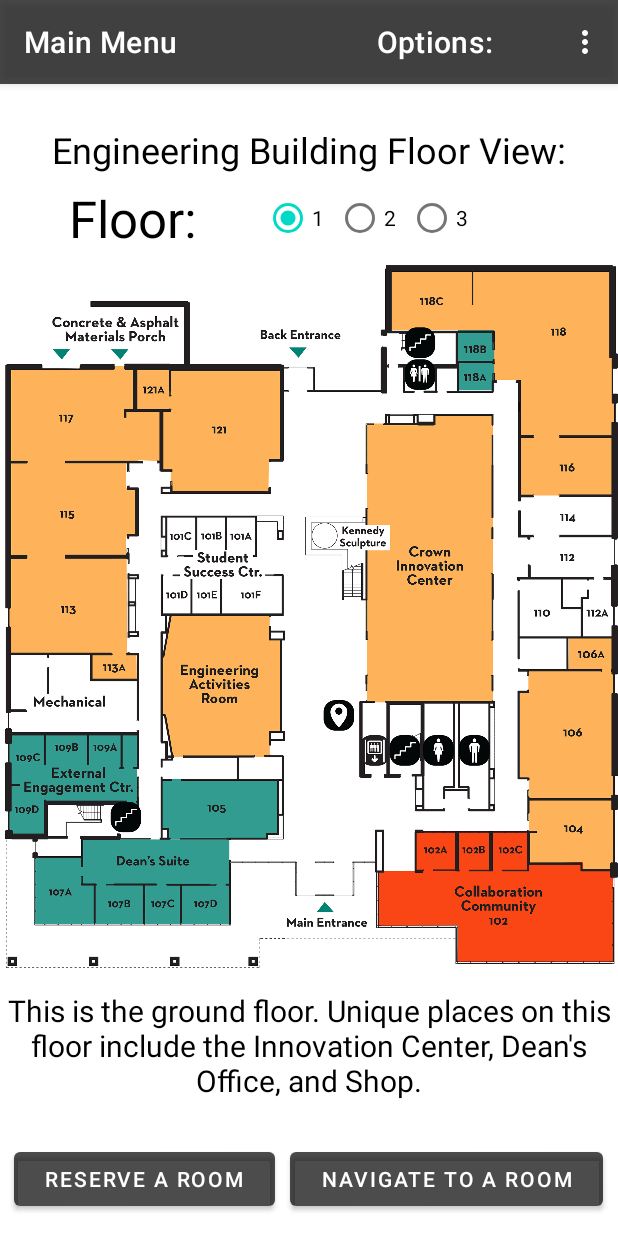
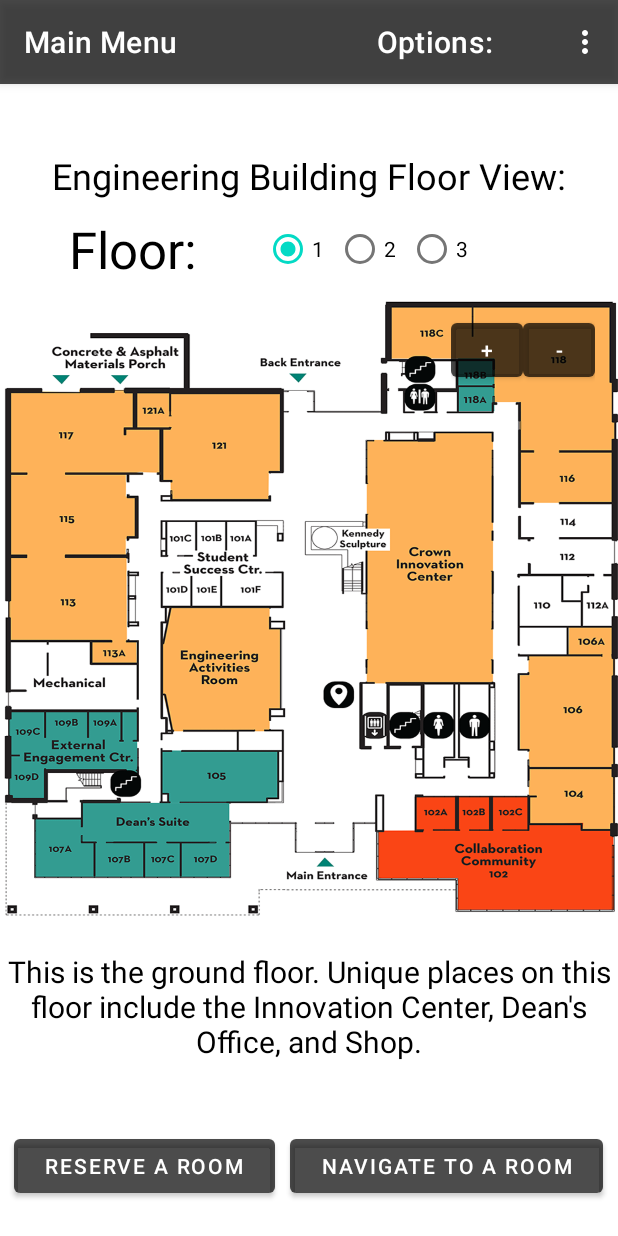
Before and after one commit to Dannysia/Kennedy_Map, an Android app: the MenuScreen screen opened directly, with no data from a screen before it, on a phone screen of 412 x 824 dp. Run offline under Robolectric (Android 15) with nearby library versions, the phone set to English and light mode, and no system bars.

Commit message:
Updated screens

```diff
--- a/app/src/main/java/edu/onu/kennedy_map/ReservationScreen.java
+++ b/app/src/main/java/edu/onu/kennedy_map/ReservationScreen.java
@@ -25,6 +25,8 @@ import java.util.Date;
 
 public class ReservationScreen extends AppCompatActivity {
 
+
+
     AbstractUser authenticatedUser;
     @Override
     protected void onCreate(Bundle savedInstanceState) {
@@ -44,7 +46,7 @@ public class ReservationScreen extends AppCompatActivity {
         rooms.add("Test6");
         rooms.add("Test7");
         rooms.add("Test8");
-        PickerUI roomPicker = (PickerUI) findViewById(R.id.picker_ui_view);
+        PickerUI roomPicker = (PickerUI)findViewById(R.id.picker_ui_view);
         PickerUISettings pickerUISettings = new PickerUISettings.Builder()
                 .withItems(rooms)
                 .withAutoDismiss(false)
@@ -157,6 +159,7 @@ public class ReservationScreen extends AppCompatActivity {
         roomPicker.setOnClickItemPickerUIListener(new PickerUI.PickerUIItemClickListener() {
             @Override
             public void onItemClickPickerUI(int which, int position, String valueResult) {
+                //TODO: Add so where it zooms in on the room based on the selection, gonna resize all the images to 1000x1000 to do this easy
                 selectRoomButton.setText(valueResult);
             }
         });
--- a/app/src/main/res/layout/menu_screen.xml
+++ b/app/src/main/res/layout/menu_screen.xml
@@ -82,7 +82,7 @@
             </RadioGroup>
         </LinearLayout>
 
-        <FrameLayout
+        <edu.onu.kennedy_map.MapZoomAndPanLayout
             android:layout_width="match_parent"
             android:layout_height="wrap_content">
 
@@ -93,7 +93,31 @@
                 android:layout_weight="1"
                 android:adjustViewBounds="true"
                 android:src="@drawable/engineering_floor_one" />
-        </FrameLayout>
+
+            <LinearLayout
+                android:layout_width="wrap_content"
+                android:layout_height="wrap_content"
+                android:layout_gravity="right"
+                android:layout_marginTop="10dp"
+                android:layout_marginRight="15dp"
+                android:orientation="horizontal">
+
+                <Button
+                    android:id="@+id/button3"
+                    android:layout_width="48dp"
+                    android:layout_height="wrap_content"
+                    android:layout_weight="1"
+                    android:text="+" />
+
+                <Button
+                    android:id="@+id/button4"
+                    android:layout_width="48dp"
+                    android:layout_height="wrap_content"
+                    android:layout_weight="1"
+                    android:text="-" />
+            </LinearLayout>
+
+        </edu.onu.kennedy_map.MapZoomAndPanLayout>
 
         <TextView
             android:id="@+id/floorDescriptionTextView"
```
Also changed, not shown: app/src/main/java/edu/onu/kennedy_map/MapZoomAndPanLayout.java (added, +105 -0 lines), app/src/main/res/layout/login_screen.xml (+7 -4 lines), app/src/main/res/drawable/engineering_floor_one.png, app/src/main/res/drawable/engineering_floor_three.png, app/src/main/res/drawable/engineering_floor_two.png.
